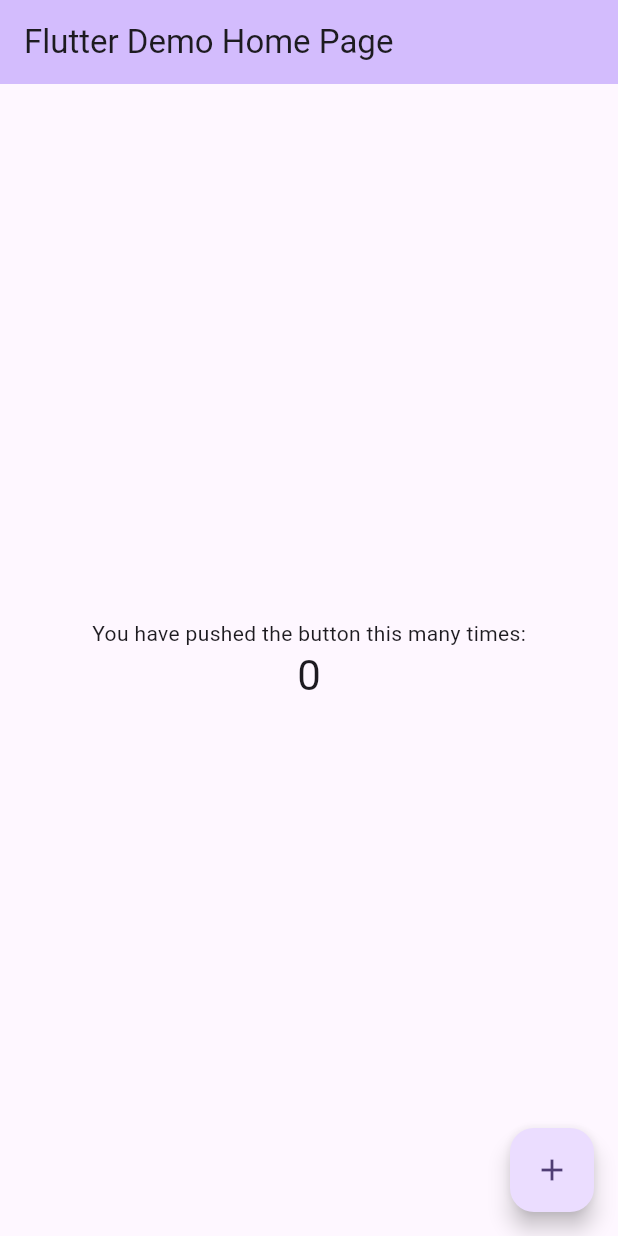
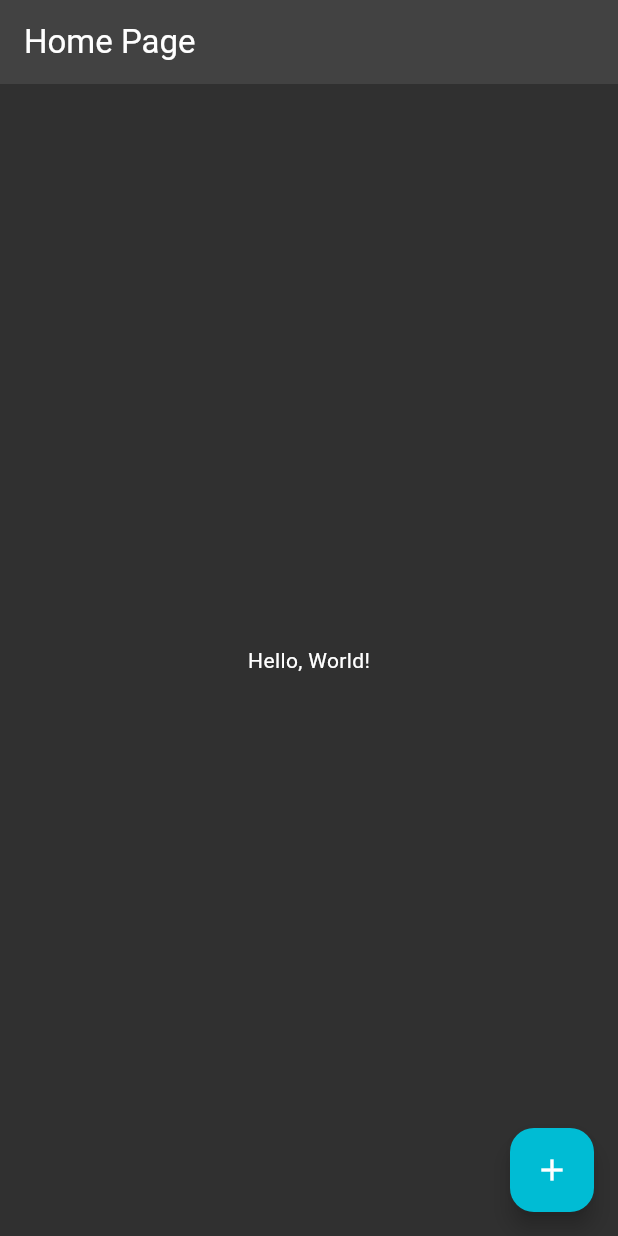
Before and after one commit to Jo-Ming/FlutterSpotifyAppRemoteMusicPlayingApp_IOS_and_Android, a Flutter app: the screen it shows after launch, on a phone screen of 412 x 824 dp. Run offline on Flutter 3.47's test engine with Material 3 defaults, Android fonts, the light colour scheme and no system bars; statements that could not run were skipped.

Commit message:
dark theme update + colours

```diff
--- /dev/null
+++ b/lib/colours.dart
@@ -0,0 +1,17 @@
+import 'package:flutter/material.dart';
+
+class AppColours {
+  static const Color primaryColor = Color(0xFF00BCD4); // Cyan Blue
+  static const Color primaryVariant = Color(0xFF0097A7);
+  static const Color secondaryColor = Color(0xFF8BC34A); // Light Green
+  static const Color secondaryVariant = Color(0xFF558B2F);
+  static const Color backgroundColor = Color(0xFF303030); // Dark Grey
+  static const Color surfaceColor = Color(0xFF424242); // Slightly lighter grey
+  static const Color errorColor = Color(0xFFD32F2F); // Red
+  static const Color onPrimaryColor = Color(0xFFFFFFFF); // White
+  static const Color onSecondaryColor = Color(0xFF000000); // Black
+  static const Color onBackgroundColor = Color(0xFFFFFFFF); // White
+  static const Color onSurfaceColor = Color(0xFFFFFFFF); // White
+  static const Color onErrorColor = Color(0xFFFFFFFF); // White
+  static const Color buttonColor = Color(0xFF000000); // Black
+}
--- a/lib/main.dart
+++ b/lib/main.dart
@@ -1,4 +1,5 @@
 import 'package:flutter/material.dart';
+import 'colours.dart';
 
 void main() {
   runApp(const MyApp());
@@ -7,119 +8,57 @@
 class MyApp extends StatelessWidget {
   const MyApp({super.key});
 
-  // This widget is the root of your application.
   @override
   Widget build(BuildContext context) {
     return MaterialApp(
       title: 'Flutter Demo',
       theme: ThemeData(
-        // This is the theme of your application.
-        //
-        // TRY THIS: Try running your application with "flutter run". You'll see
-        // the application has a purple toolbar. Then, without quitting the app,
-        // try changing the seedColor in the colorScheme below to Colors.green
-        // and then invoke "hot reload" (save your changes or press the "hot
-        // reload" button in a Flutter-supported IDE, or press "r" if you used
-        // the command line to start the app).
-        //
-        // Notice that the counter didn't reset back to zero; the application
-        // state is not lost during the reload. To reset the state, use hot
-        // restart instead.
-        //
-        // This works for code too, not just values: Most code changes can be
-        // tested with just a hot reload.
-        colorScheme: ColorScheme.fromSeed(seedColor: Colors.deepPurple),
-        useMaterial3: true,
+        brightness: Brightness.dark,
+        primaryColor: AppColours.primaryColor,
+        primaryColorDark: AppColours.primaryVariant,
+        scaffoldBackgroundColor: AppColours.backgroundColor,
+        buttonTheme: const ButtonThemeData(
+          buttonColor: AppColours.buttonColor,
+        ),
+        textTheme: const TextTheme(
+          bodyLarge: TextStyle(color: AppColours.onBackgroundColor),
+          bodyMedium: TextStyle(color: AppColours.onBackgroundColor),
+          bodySmall: TextStyle(color: AppColours.onBackgroundColor),
+        ),
+        colorScheme: const ColorScheme.dark(
+          primary: AppColours.primaryColor,
+          secondary: AppColours.secondaryColor,
+          surface: AppColours.surfaceColor,
+          background: AppColours.backgroundColor,
+          error: AppColours.errorColor,
+          onPrimary: AppColours.onPrimaryColor,
+          onSecondary: AppColours.onSecondaryColor,
+          onSurface: AppColours.onSurfaceColor,
+          onBackground: AppColours.onBackgroundColor,
+          onError: AppColours.onErrorColor,
+        )
+            .copyWith(background: AppColours.backgroundColor)
+            .copyWith(error: AppColours.errorColor),
       ),
-      home: const MyHomePage(title: 'Flutter Demo Home Page'),
+      home: MyHomePage(),
     );
   }
 }
 
-class MyHomePage extends StatefulWidget {
-  const MyHomePage({super.key, required this.title});
-
-  // This widget is the home page of your application. It is stateful, meaning
-  // that it has a State object (defined below) that contains fields that affect
-  // how it looks.
-
-  // This class is the configuration for the state. It holds the values (in this
-  // case the title) provided by the parent (in this case the App widget) and
-  // used by the build method of the State. Fields in a Widget subclass are
-  // always marked "final".
-
-  final String title;
-
-  @override
-  State<MyHomePage> createState() => _MyHomePageState();
-}
-
-class _MyHomePageState extends State<MyHomePage> {
-  int _counter = 0;
-
-  void _incrementCounter() {
-    setState(() {
-      // This call to setState tells the Flutter framework that something has
-      // changed in this State, which causes it to rerun the build method below
-      // so that the display can reflect the updated values. If we changed
-      // _counter without calling setState(), then the build method would not be
-      // called again, and so nothing would appear to happen.
-      _counter++;
-    });
-  }
-
+class MyHomePage extends StatelessWidget {
   @override
   Widget build(BuildContext context) {
-    // This method is rerun every time setState is called, for instance as done
-    // by the _incrementCounter method above.
-    //
-    // The Flutter framework has been optimized to make rerunning build methods
-    // fast, so that you can just rebuild anything that needs updating rather
-    // than having to individually change instances of widgets.
     return Scaffold(
       appBar: AppBar(
-        // TRY THIS: Try changing the color here to a specific color (to
-        // Colors.amber, perhaps?) and trigger a hot reload to see the AppBar
-        // change color while the other colors stay the same.
-        backgroundColor: Theme.of(context).colorScheme.inversePrimary,
-        // Here we take the value from the MyHomePage object that was created by
-        // the App.build method, and use it to set our appbar title.
-        title: Text(widget.title),
+        title: Text('Home Page'),
       ),
       body: Center(
-        // Center is a layout widget. It takes a single child and positions it
-        // in the middle of the parent.
-        child: Column(
-          // Column is also a layout widget. It takes a list of children and
-          // arranges them vertically. By default, it sizes itself to fit its
-          // children horizontally, and tries to be as tall as its parent.
-          //
-          // Column has various properties to control how it sizes itself and
-          // how it positions its children. Here we use mainAxisAlignment to
-          // center the children vertically; the main axis here is the vertical
-          // axis because Columns are vertical (the cross axis would be
-          // horizontal).
-          //
-          // TRY THIS: Invoke "debug painting" (choose the "Toggle Debug Paint"
-          // action in the IDE, or press "p" in the console), to see the
-          // wireframe for each widget.
-          mainAxisAlignment: MainAxisAlignment.center,
-          children: <Widget>[
-            const Text(
-              'You have pushed the button this many times:',
-            ),
-            Text(
-              '$_counter',
-              style: Theme.of(context).textTheme.headlineMedium,
-            ),
-          ],
-        ),
+        child: Text('Hello, World!'),
       ),
       floatingActionButton: FloatingActionButton(
-        onPressed: _incrementCounter,
-        tooltip: 'Increment',
-        child: const Icon(Icons.add),
-      ), // This trailing comma makes auto-formatting nicer for build methods.
+        onPressed: () {},
+        child: Icon(Icons.add),
+      ),
     );
   }
 }
```
Also changed, not shown: pubspec.yaml (+7 -0 lines), pubspec.lock, 7 other files.
